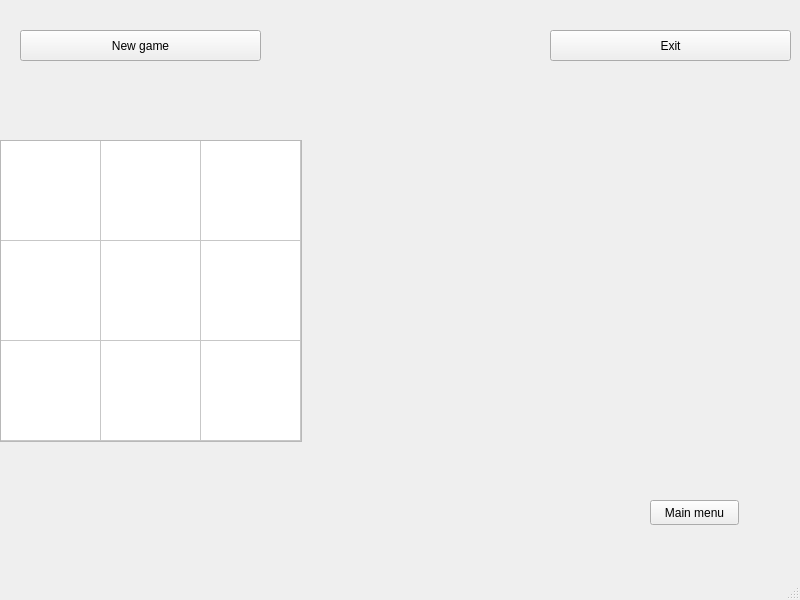
This is mainwindow.ui in MaksS7/Inventory as Qt 5 draws it before an edit. The edited form follows.
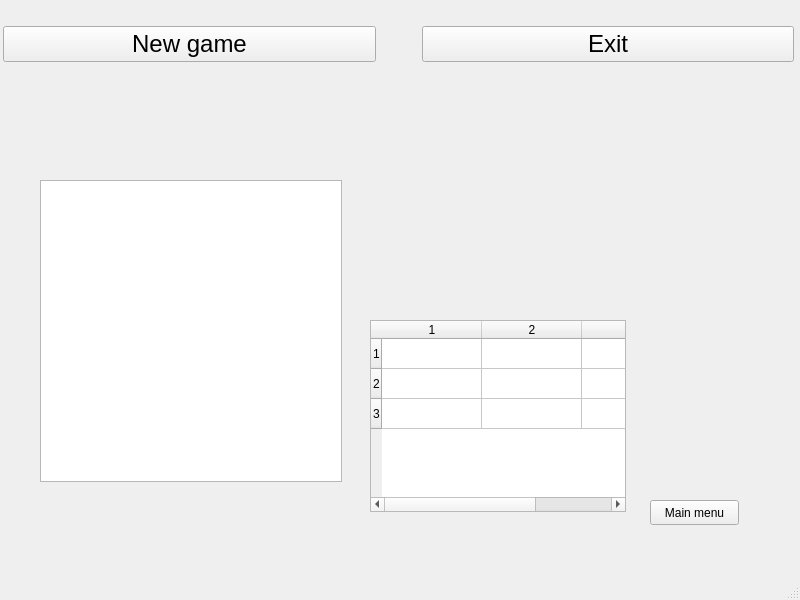
This is the edited form. Custom widgets are drawn as their Qt base class.

What changed in the file:
```diff
--- a/mainwindow.ui
+++ b/mainwindow.ui
@@ -25,35 +25,82 @@
      <rect>
       <x>0</x>
       <y>0</y>
-      <width>801</width>
-      <height>81</height>
+      <width>800</width>
+      <height>80</height>
      </rect>
     </property>
-    <widget class="QPushButton" name="btnNewGame">
+    <widget class="QWidget" name="horizontalLayoutWidget">
      <property name="geometry">
       <rect>
-       <x>20</x>
-       <y>30</y>
-       <width>241</width>
-       <height>31</height>
+       <x>3</x>
+       <y>-1</y>
+       <width>791</width>
+       <height>91</height>
       </rect>
      </property>
-     <property name="text">
-      <string>New game</string>
-     </property>
-    </widget>
-    <widget class="QPushButton" name="btnExit">
-     <property name="geometry">
-      <rect>
-       <x>550</x>
-       <y>30</y>
-       <width>241</width>
-       <height>31</height>
-      </rect>
-     </property>
-     <property name="text">
-      <string>Exit</string>
-     </property>
+     <layout class="QHBoxLayout" name="horizontalLayout">
+      <item>
+       <widget class="QPushButton" name="btnNewGame">
+        <property name="sizePolicy">
+         <sizepolicy hsizetype="Minimum" vsizetype="Maximum">
+          <horstretch>1</horstretch>
+          <verstretch>0</verstretch>
+         </sizepolicy>
+        </property>
+        <property name="minimumSize">
+         <size>
+          <width>0</width>
+          <height>5</height>
+         </size>
+        </property>
+        <property name="font">
+         <font>
+          <pointsize>18</pointsize>
+         </font>
+        </property>
+        <property name="text">
+         <string>New game</string>
+        </property>
+       </widget>
+      </item>
+      <item>
+       <spacer name="horizontalSpacer">
+        <property name="orientation">
+         <enum>Qt::Horizontal</enum>
+        </property>
+        <property name="sizeHint" stdset="0">
+         <size>
+          <width>40</width>
+          <height>20</height>
+         </size>
+        </property>
+       </spacer>
+      </item>
+      <item>
+       <widget class="QPushButton" name="btnExit">
+        <property name="sizePolicy">
+         <sizepolicy hsizetype="Minimum" vsizetype="Maximum">
+          <horstretch>1</horstretch>
+          <verstretch>0</verstretch>
+         </sizepolicy>
+        </property>
+        <property name="minimumSize">
+         <size>
+          <width>5</width>
+          <height>0</height>
+         </size>
+        </property>
+        <property name="font">
+         <font>
+          <pointsize>18</pointsize>
+         </font>
+        </property>
+        <property name="text">
+         <string>Exit</string>
+        </property>
+       </widget>
+      </item>
+     </layout>
     </widget>
    </widget>
    <widget class="QWidget" name="gameField" native="true">
@@ -68,67 +115,6 @@
       <height>471</height>
      </rect>
     </property>
-    <widget class="inventory" name="tableWidget">
-     <property name="enabled">
-      <bool>true</bool>
-     </property>
-     <property name="geometry">
-      <rect>
-       <x>0</x>
-       <y>60</y>
-       <width>302</width>
-       <height>302</height>
-      </rect>
-     </property>
-     <property name="autoScroll">
-      <bool>true</bool>
-     </property>
-     <property name="dragEnabled">
-      <bool>true</bool>
-     </property>
-     <property name="dragDropMode">
-      <enum>QAbstractItemView::InternalMove</enum>
-     </property>
-     <property name="defaultDropAction">
-      <enum>Qt::MoveAction</enum>
-     </property>
-     <property name="selectionMode">
-      <enum>QAbstractItemView::SingleSelection</enum>
-     </property>
-     <property name="showGrid">
-      <bool>true</bool>
-     </property>
-     <property name="rowCount">
-      <number>3</number>
-     </property>
-     <property name="columnCount">
-      <number>3</number>
-     </property>
-     <attribute name="horizontalHeaderVisible">
-      <bool>false</bool>
-     </attribute>
-     <attribute name="horizontalHeaderDefaultSectionSize">
-      <number>100</number>
-     </attribute>
-     <attribute name="verticalHeaderVisible">
-      <bool>false</bool>
-     </attribute>
-     <attribute name="verticalHeaderCascadingSectionResizes">
-      <bool>false</bool>
-     </attribute>
-     <attribute name="verticalHeaderMinimumSectionSize">
-      <number>30</number>
-     </attribute>
-     <attribute name="verticalHeaderDefaultSectionSize">
-      <number>100</number>
-     </attribute>
-     <row/>
-     <row/>
-     <row/>
-     <column/>
-     <column/>
-     <column/>
-    </widget>
     <widget class="QPushButton" name="btnMainMenu">
      <property name="geometry">
       <rect>
@@ -155,6 +141,38 @@
       <string notr="true"/>
      </property>
     </widget>
+    <widget class="inventory" name="tableWidget">
+     <property name="geometry">
+      <rect>
+       <x>40</x>
+       <y>100</y>
+       <width>302</width>
+       <height>302</height>
+      </rect>
+     </property>
+    </widget>
+    <widget class="inventory" name="tableWidget_2">
+     <property name="geometry">
+      <rect>
+       <x>370</x>
+       <y>240</y>
+       <width>256</width>
+       <height>192</height>
+      </rect>
+     </property>
+     <property name="rowCount">
+      <number>3</number>
+     </property>
+     <property name="columnCount">
+      <number>3</number>
+     </property>
+     <row/>
+     <row/>
+     <row/>
+     <column/>
+     <column/>
+     <column/>
+    </widget>
    </widget>
   </widget>
   <widget class="QMenuBar" name="menubar">
```
Left out of the diff: 2 changed lines with no effect on the pictures.
